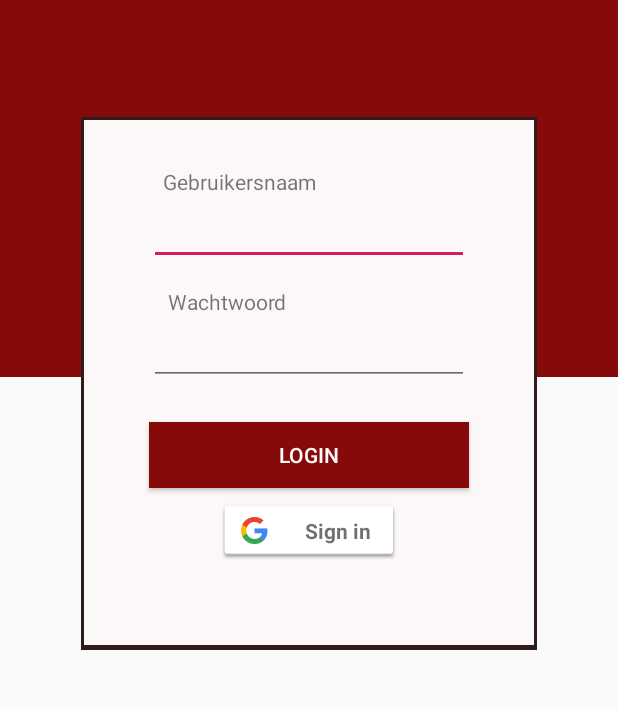
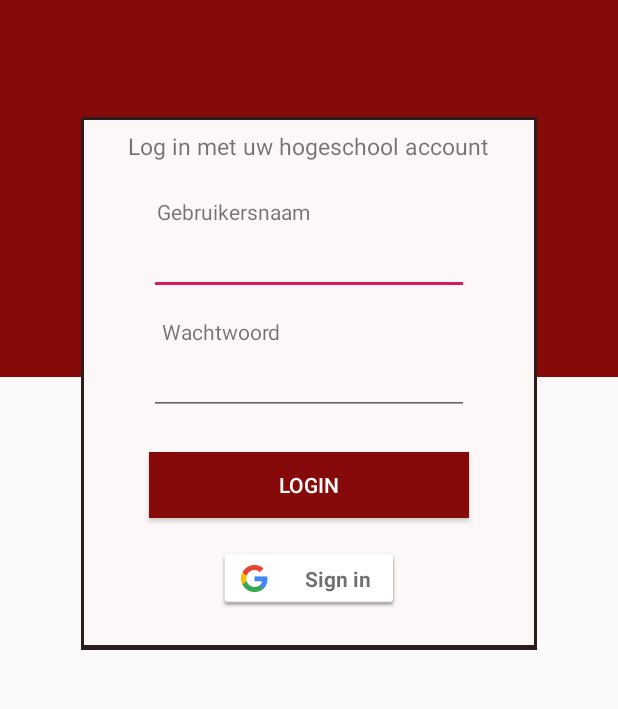
Before and after one commit to rahafff97/TC1819_Groep_3, an Android app: the screen it shows after launch (LoginActivity), on a phone screen of 412 x 824 dp, the part 457-1166 px from its top. Run offline under Robolectric (Android 15) with nearby library versions, the phone set to English and light mode, and no system bars.

Commit message:
geef aan dat wordt ingelogd met hr email.

```diff
--- a/Loginsystem/app/src/main/java/com/example/loginsystem/LoginActivity.java
+++ b/Loginsystem/app/src/main/java/com/example/loginsystem/LoginActivity.java
@@ -56,22 +56,19 @@ public class LoginActivity extends AppCompatActivity {
         });
     }
 
-    public void inloggen (View view){
+    public void inloggen(View view) {
         FindEmail = findViewById(R.id.editText);
         Email = ((EditText) FindEmail).getText().toString();
         FindPassword = findViewById(R.id.editText2);
         Password = ((EditText) FindPassword).getText().toString();
 
-        if (Email.equals("techlabapp00@gmail.com") && (Password.equals("test123"))){
-        adminEmail=true;
+        if (Email.equals("techlabapp00@gmail.com") && (Password.equals("test123"))) {
+            adminEmail = true;
             startActivity(new Intent(LoginActivity.this, AdminActivity.class));
-        }
-        else if (Email.equals("techlabapp00@gmail.com") && (Password.equals(""))){
+        } else if (Email.equals("techlabapp00@gmail.com") && (Password.equals(""))) {
             Toast.makeText(LoginActivity.this, "Voer uw wachtwoord in", Toast.LENGTH_SHORT).show();
 
-        }
-        else if (Email.equals("techlabapp00@gmail.com"))
-        {
+        } else if (Email.equals("techlabapp00@gmail.com")) {
             Toast.makeText(LoginActivity.this, "Fout wachtwoord", Toast.LENGTH_SHORT).show();
 
 
@@ -105,23 +102,19 @@ public class LoginActivity extends AppCompatActivity {
             String personEmail = account.getEmail();
             if (personEmail != null && personEmail.endsWith("@hr.nl")) {
 
-            HrEmail = true;
+                HrEmail = true;
                 /* Signed in successfully, show authenticated UI. */
-            startActivity(new Intent(LoginActivity.this, UserActivity.class));
+                startActivity(new Intent(LoginActivity.this, UserActivity.class));
+            } else {
+                Toast.makeText(LoginActivity.this, "U moet met uw Hr account inloggen", Toast.LENGTH_SHORT).show();
+                startActivity(new Intent(LoginActivity.this, LoginActivity.class));
+                mGoogleSignInClient.signOut();
             }
 
-
-        else{
-            Toast.makeText(LoginActivity.this, "U moet met uw Hr account inloggen", Toast.LENGTH_SHORT).show();
-            startActivity(new Intent(LoginActivity.this, LoginActivity.class));
-            mGoogleSignInClient.signOut();
-            }
-
-        }
-        catch (ApiException e) {
+        } catch (ApiException e) {
             /* The ApiException status code indicates the detailed failure reason. */
             /* Please refer to the GoogleSignInStatusCodes class reference for more information.*/
-            Log.w("Google Sign In Error", "signInResult:failed code="  + e.getStatusCode());
+            Log.w("Google Sign In Error", "signInResult:failed code=" + e.getStatusCode());
             Toast.makeText(LoginActivity.this, "Failed", Toast.LENGTH_LONG).show();
         }
     }
@@ -132,10 +125,9 @@ public class LoginActivity extends AppCompatActivity {
         the GoogleSignInAccount will be non-null
          */
         GoogleSignInAccount account = GoogleSignIn.getLastSignedInAccount(this);
-        if(account != null && HrEmail) {
+        if (account != null && HrEmail) {
             startActivity(new Intent(LoginActivity.this, UserActivity.class));
-        }
-        else if(adminEmail){
+        } else if (adminEmail) {
             startActivity(new Intent(LoginActivity.this, AdminActivity.class));
         }
         super.onStart();
--- a/Loginsystem/app/src/main/res/layout/activity_login.xml
+++ b/Loginsystem/app/src/main/res/layout/activity_login.xml
@@ -38,12 +38,12 @@
                 app:layout_constraintTop_toTopOf="@+id/linearLayout">
 
                 <ImageView
-                    android:id="@+id/imageView"
-                    android:layout_width="match_parent"
-                    android:layout_height="200dp"
-                    android:paddingTop="90dp"
-                    android:scaleType="fitCenter"
-                    app:srcCompat="@drawable/logotechlab" />
+                        android:id="@+id/imageView"
+                        android:layout_width="match_parent"
+                        android:layout_height="200dp"
+                        android:paddingTop="90dp"
+                        android:scaleType="fitCenter"
+                        app:srcCompat="@drawable/logotechlab"/>
 
                 <TextView
                     android:id="@+id/textView"
@@ -77,15 +77,26 @@
                     android:background="#FCF8F8">
 
                 </FrameLayout>
+            <TextView
+                    android:id="@+id/Text4"
+                    android:layout_width="wrap_content"
+                    android:layout_height="wrap_content"
+                    android:layout_marginTop="335dp"
+                    android:paddingBottom="10dp"
+                    android:textSize="15sp"
+                    android:text="Log in met uw hogeschool account"
+                    android:layout_centerHorizontal="true"
 
+
+
+/>
                 <TextView
                     android:id="@+id/textView3"
                     android:layout_width="wrap_content"
                     android:layout_height="wrap_content"
-                    android:layout_marginTop="360dp"
+                    android:layout_marginTop="380dp"
                     android:text="Gebruikersnaam"
                     android:paddingRight="100dp"
-                    android:paddingLeft="8dp"
                     android:layout_centerHorizontal="true"
              />
 
@@ -94,7 +105,7 @@
                     android:layout_width="wrap_content"
                     android:layout_height="wrap_content"
                     android:layout_centerHorizontal="true"
-                    android:layout_marginTop="380dp"
+                    android:layout_marginTop="400dp"
                     android:ems="10"
                     android:inputType="textEmailAddress"
                     app:layout_constraintBottom_toTopOf="@+id/textView4"
@@ -105,9 +116,8 @@
                     android:id="@+id/textView4"
                     android:layout_width="wrap_content"
                     android:layout_height="wrap_content"
-                    android:layout_marginTop="440dp"
+                    android:layout_marginTop="460dp"
                     android:text="Wachtwoord"
-                    android:paddingLeft="8dp"
                     android:paddingRight="116dp"
                     android:layout_centerHorizontal="true" />
 
@@ -116,7 +126,7 @@
                     android:layout_width="wrap_content"
                     android:layout_height="wrap_content"
                     android:layout_centerHorizontal="true"
-                    android:layout_marginTop="460dp"
+                    android:layout_marginTop="480dp"
                     android:ems="10"
                     android:inputType="textPassword"
                     app:layout_constraintEnd_toEndOf="parent"
@@ -130,7 +140,7 @@
                     android:layout_width="213dp"
                     android:layout_height="44dp"
                     android:layout_centerHorizontal="true"
-                    android:layout_marginTop="530dp"
+                    android:layout_marginTop="550dp"
                     android:background="#860A0A"
                     android:text="Login"
                     android:textColor="#FDFBFB"
@@ -147,7 +157,7 @@
                     android:layout_centerHorizontal="true"
                     android:layout_marginStart="8dp"
                     android:layout_marginLeft="8dp"
-                    android:layout_marginTop="8dp"
+                    android:layout_marginTop="20dp"
                     android:layout_marginEnd="8dp"
                     android:layout_marginRight="8dp"
                     android:layout_marginBottom="180dp" />
```
